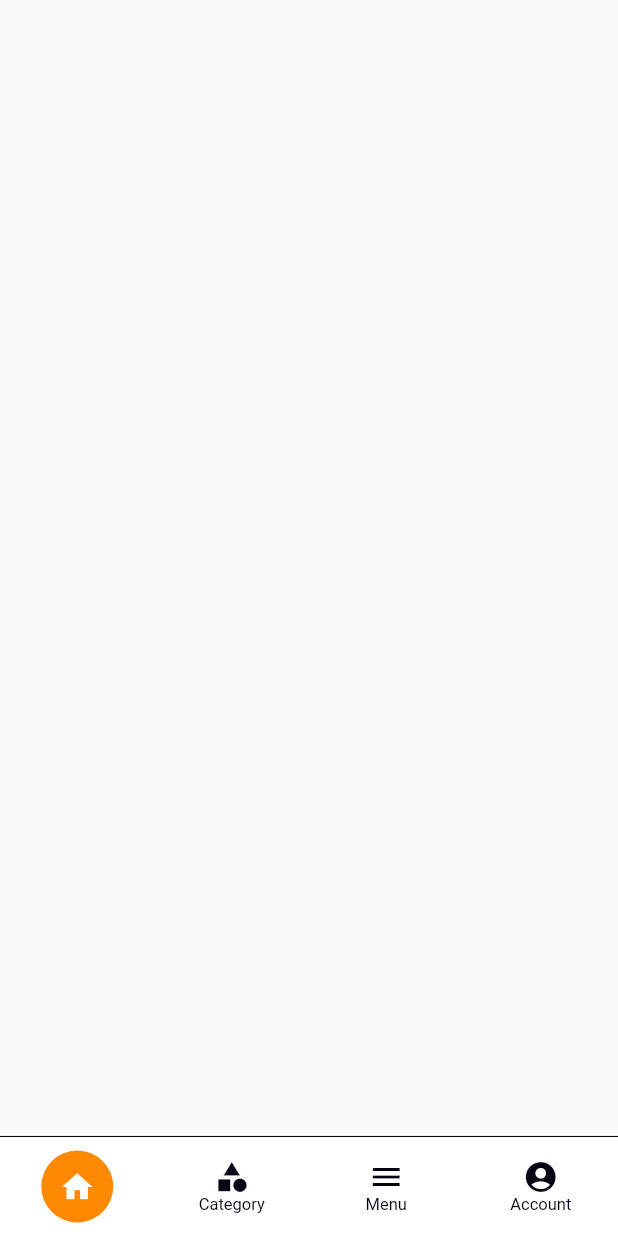
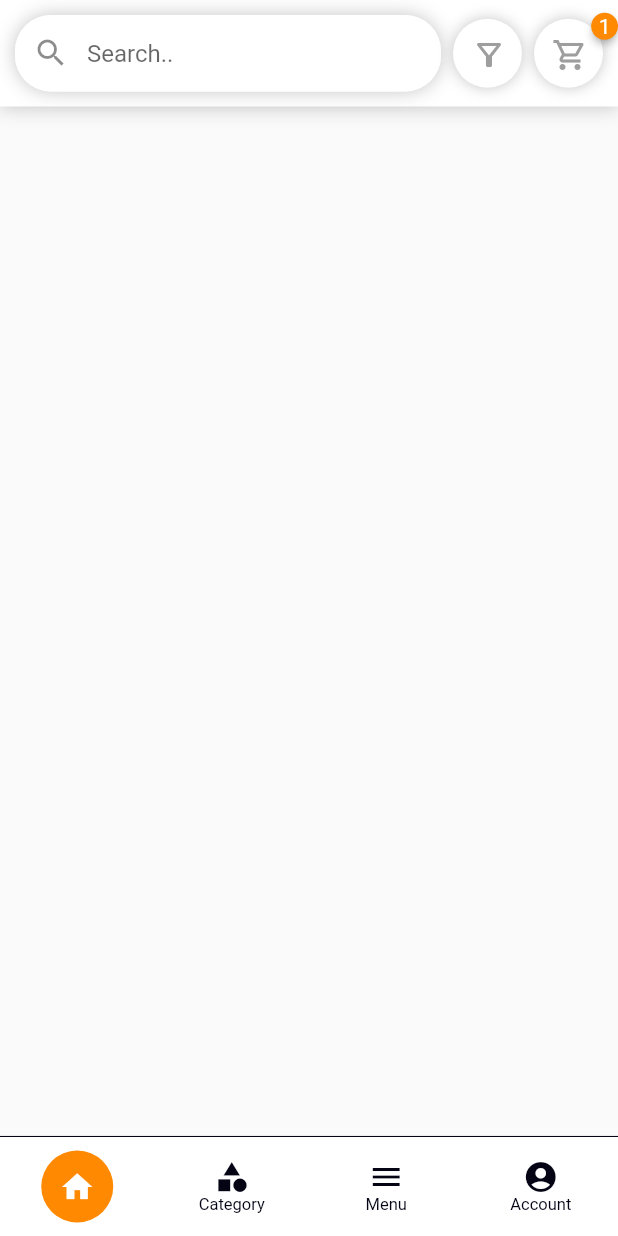
Before and after one commit to Ariful3111/my_ecommerce, a Flutter app: the screen it shows after launch, on a phone screen of 412 x 824 dp. Run offline on Flutter 3.47's test engine with Material 2 defaults, Android fonts, the phone set to English and light mode, and no system bars; drawn by our look-alikes of badges, flutter_snake_navigationbar; our stand-ins replace get.

Commit message:
just finish home header

```diff
--- /dev/null
+++ b/lib/component/main_header.dart
@@ -0,0 +1,113 @@
+import 'package:flutter/material.dart';
+import 'package:badges/badges.dart' as badge;
+
+class MainHeadder extends StatelessWidget {
+  const MainHeadder({Key? key}) : super(key: key);
+
+  @override
+  Widget build(BuildContext context) {
+    return Container(
+      decoration: BoxDecoration(
+        color: Colors.white,
+        //borderRadius: BorderRadius.all(Radius.circular(24)),
+        boxShadow: [
+          BoxShadow(
+            color: Colors.grey.withOpacity(0.6),
+            blurRadius: 10,
+
+          ),
+        ]
+      ),
+      padding: const EdgeInsets.all(10),
+      child: Row(
+        children: [
+          Expanded(child: Container(
+            decoration: BoxDecoration(
+                color: Colors.white,
+                borderRadius: BorderRadius.all(Radius.circular(24)),
+                boxShadow: [
+                  BoxShadow(
+                      color: Colors.grey.withOpacity(0.6),
+                      blurRadius: 10,
+                      offset: Offset(0, 0)
+                  ),
+                ]
+            ),
+            child: TextField(
+              autofocus: false,
+              onSubmitted: (value){
+
+              },
+              onChanged: (value){
+
+              },
+              decoration: InputDecoration(
+                contentPadding: EdgeInsets.symmetric(
+                  horizontal: 14,
+                  vertical: 16
+                ),
+                fillColor: Colors.white,
+                filled: true,
+                border: OutlineInputBorder(
+                  borderRadius: BorderRadius.circular(24),
+                  borderSide: BorderSide.none,
+
+                ),
+                hintText: 'Search..',
+                prefixIcon: Icon(Icons.search),
+              ),
+            ),
+          )),
+
+          const SizedBox(width: 8,),
+          Container(
+            height: 46,
+            width: 46,
+            padding: const EdgeInsets.all(12),
+            decoration: BoxDecoration(
+              color: Colors.white,
+              shape: BoxShape.circle,
+              boxShadow: [
+                BoxShadow(
+                  color: Colors.grey.withOpacity(0.6),
+                  blurRadius: 8,
+                )
+              ]
+            ),
+            child: Icon(Icons.filter_alt_outlined,
+              color: Colors.grey,
+            ),
+          ),
+          const SizedBox(width: 8,),
+          badge.Badge(
+            badgeContent: const Text('1',
+            style: TextStyle(
+              color: Colors.white
+            ),
+            ),
+            badgeColor: Theme.of(context).primaryColor,
+            child: Container(
+              height: 46,
+              width: 46,
+              padding: const EdgeInsets.all(12),
+              decoration: BoxDecoration(
+                  color: Colors.white,
+                  shape: BoxShape.circle,
+                  boxShadow: [
+                    BoxShadow(
+                      color: Colors.grey.withOpacity(0.6),
+                      blurRadius: 8,
+                    )
+                  ]
+              ),
+              child: Icon(Icons.shopping_cart_outlined,
+                color: Colors.grey,
+              ),
+            ),
+          ),
+         const SizedBox(height: 5,)
+        ],
+      ),
+    );
+  }
+}
--- a/lib/theme/app_theme.dart
+++ b/lib/theme/app_theme.dart
@@ -25,7 +25,7 @@ class AppTheme{
   );
 
   static Brightness get currentsystemBrightness =>
-      SchedulerBinding.instance!.window.platformBrightness;
+      SchedulerBinding.instance.window.platformBrightness;
 
   static setStatusBarAndNavigationBarColors(ThemeMode themeMode){
     SystemChrome.setSystemUIOverlayStyle(SystemUiOverlayStyle(
--- a/lib/view/dashboard/dashboard_screen.dart
+++ b/lib/view/dashboard/dashboard_screen.dart
@@ -2,6 +2,7 @@ import 'package:flutter/material.dart';
 import 'package:flutter_snake_navigationbar/flutter_snake_navigationbar.dart';
 import 'package:get/get.dart';
 import 'package:my_ecommerce/controller/dashboard_controller.dart';
+import 'package:my_ecommerce/view/home/home_screen.dart';
 
 class DashBoardScreen extends StatelessWidget {
   const DashBoardScreen({Key? key}) : super(key: key);
@@ -14,7 +15,7 @@ class DashBoardScreen extends StatelessWidget {
           child: IndexedStack(
             index: controller.tabIndex,
             children: [
-              Container(),
+             const HomeScreen(),
               Container(
                 decoration: BoxDecoration(
                     color: Colors.red
--- /dev/null
+++ b/lib/view/home/home_screen.dart
@@ -0,0 +1,15 @@
+import 'package:flutter/material.dart';
+import 'package:my_ecommerce/component/main_header.dart';
+
+class HomeScreen extends StatelessWidget {
+  const HomeScreen({Key? key}) : super(key: key);
+
+  @override
+  Widget build(BuildContext context) {
+    return SafeArea(child: Column(
+      children: [
+        MainHeadder(),
+      ],
+    ));
+  }
+}
--- a/pubspec.yaml
+++ b/pubspec.yaml
@@ -38,6 +38,7 @@ dependencies:
 
   get: ^4.6.5
   flutter_snake_navigationbar: ^0.6.1
+  badges: ^2.0.2
 
 dev_dependencies:
   flutter_test:
```
Also changed, not shown: pubspec.lock.
